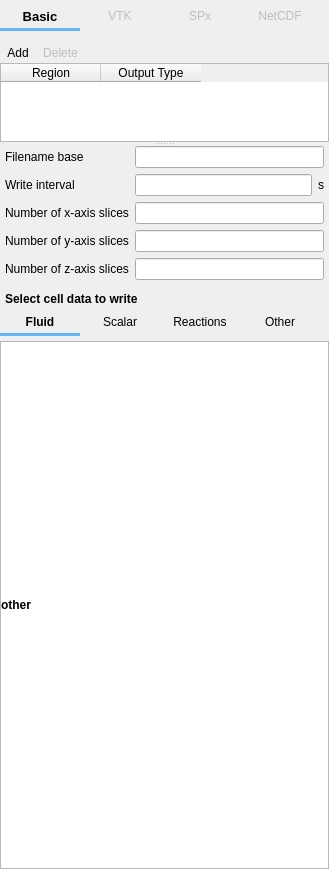
truongd8593/mfix, file mfixgui/uifiles/output.ui: the form before one commit.
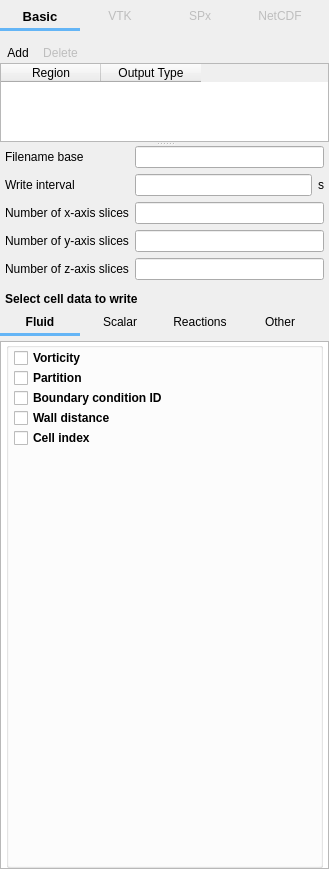
The form after the commit. The open tabs and pages were chosen to show the change. Custom widgets are drawn as their Qt base class.

Commit message: Output pane, Vtk tab completed

Diff of the .ui file:
```diff
--- a/mfixgui/uifiles/output.ui
+++ b/mfixgui/uifiles/output.ui
@@ -1228,22 +1228,90 @@
                      <widget class="QWidget" name="subpage_cell_other">
                       <layout class="QGridLayout" name="gridLayout_20">
                        <property name="leftMargin">
-                        <number>0</number>
+                        <number>5</number>
                        </property>
                        <property name="topMargin">
                         <number>0</number>
                        </property>
                        <property name="rightMargin">
-                        <number>0</number>
+                        <number>5</number>
                        </property>
                        <property name="bottomMargin">
                         <number>0</number>
                        </property>
+                       <property name="spacing">
+                        <number>0</number>
+                       </property>
                        <item row="0" column="0">
-                        <widget class="QLabel" name="label_4">
-                         <property name="text">
-                          <string>other</string>
+                        <widget class="QGroupBox" name="groupbox_cell_other">
+                         <property name="title">
+                          <string/>
                          </property>
+                         <layout class="QGridLayout" name="gridLayout_21">
+                          <property name="leftMargin">
+                           <number>5</number>
+                          </property>
+                          <property name="topMargin">
+                           <number>0</number>
+                          </property>
+                          <property name="rightMargin">
+                           <number>0</number>
+                          </property>
+                          <property name="bottomMargin">
+                           <number>0</number>
+                          </property>
+                          <property name="spacing">
+                           <number>0</number>
+                          </property>
+                          <item row="5" column="0">
+                           <spacer name="verticalSpacer_7">
+                            <property name="orientation">
+                             <enum>Qt::Vertical</enum>
+                            </property>
+                            <property name="sizeHint" stdset="0">
+                             <size>
+                              <width>20</width>
+                              <height>40</height>
+                             </size>
+                            </property>
+                           </spacer>
+                          </item>
+                          <item row="2" column="0">
+                           <widget class="CheckBox" name="checkbox_keyword_vtk_bc_id_args_V">
+                            <property name="text">
+                             <string>Boundary condition ID</string>
+                            </property>
+                           </widget>
+                          </item>
+                          <item row="0" column="0">
+                           <widget class="CheckBox" name="checkbox_keyword_vtk_vorticity_args_V">
+                            <property name="text">
+                             <string>Vorticity</string>
+                            </property>
+                           </widget>
+                          </item>
+                          <item row="1" column="0">
+                           <widget class="CheckBox" name="checkbox_keyword_vtk_partition_args_V">
+                            <property name="text">
+                             <string>Partition</string>
+                            </property>
+                           </widget>
+                          </item>
+                          <item row="3" column="0">
+                           <widget class="CheckBox" name="checkbox_keyword_vtk_dwall_args_V">
+                            <property name="text">
+                             <string>Wall distance</string>
+                            </property>
+                           </widget>
+                          </item>
+                          <item row="4" column="0">
+                           <widget class="CheckBox" name="checkbox_keyword_vtk_ijk_args_V">
+                            <property name="text">
+                             <string>Cell index</string>
+                            </property>
+                           </widget>
+                          </item>
+                         </layout>
                         </widget>
                        </item>
                       </layout>
```
Left out of the diff: 91 changed lines with no effect on the pictures. The commit also changes 1 other file.
